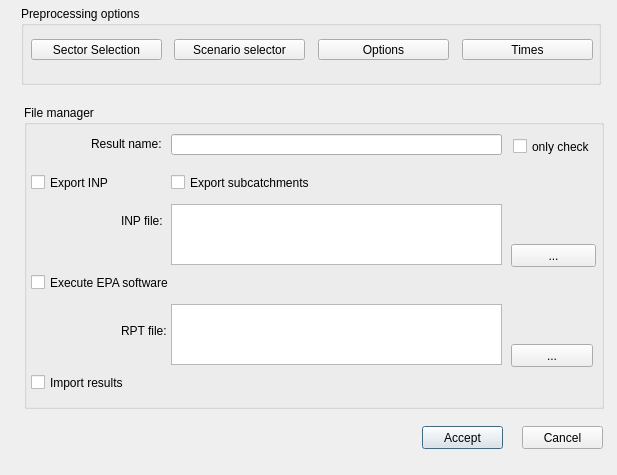
Old version of the form ui/file_manager.ui in the repository Giswater/giswater_qgis_plugin.
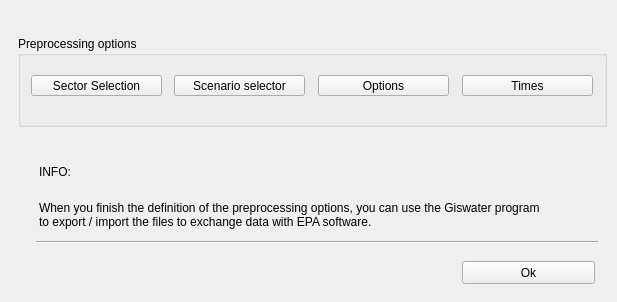
New version of the form.

Commit message: Changes in go2epa functionality

Diff of the .ui file:
```diff
--- a/ui/file_manager.ui
+++ b/ui/file_manager.ui
@@ -7,17 +7,23 @@
     <x>0</x>
     <y>0</y>
     <width>617</width>
-    <height>475</height>
+    <height>302</height>
    </rect>
   </property>
+  <property name="sizePolicy">
+   <sizepolicy hsizetype="Fixed" vsizetype="Fixed">
+    <horstretch>0</horstretch>
+    <verstretch>0</verstretch>
+   </sizepolicy>
+  </property>
   <property name="windowTitle">
    <string>File manager</string>
   </property>
   <widget class="QPushButton" name="btn_accept">
    <property name="geometry">
     <rect>
-     <x>422</x>
-     <y>426</y>
+     <x>642</x>
+     <y>588</y>
      <width>81</width>
      <height>23</height>
     </rect>
@@ -29,23 +35,23 @@
   <widget class="QPushButton" name="btn_cancel">
    <property name="geometry">
     <rect>
-     <x>522</x>
-     <y>426</y>
-     <width>81</width>
+     <x>462</x>
+     <y>261</y>
+     <width>133</width>
      <height>23</height>
     </rect>
    </property>
    <property name="text">
-    <string>Cancel</string>
+    <string>Ok</string>
    </property>
   </widget>
   <widget class="QGroupBox" name="groupBox">
    <property name="geometry">
     <rect>
-     <x>21</x>
-     <y>6</y>
-     <width>580</width>
-     <height>79</height>
+     <x>18</x>
+     <y>36</y>
+     <width>589</width>
+     <height>91</height>
     </rect>
    </property>
    <property name="title">
@@ -54,8 +60,8 @@
    <widget class="QPushButton" name="btn_times">
     <property name="geometry">
      <rect>
-      <x>441</x>
-      <y>33</y>
+      <x>444</x>
+      <y>39</y>
       <width>131</width>
       <height>21</height>
      </rect>
@@ -67,8 +73,8 @@
    <widget class="QPushButton" name="btn_hs_ds">
     <property name="geometry">
      <rect>
-      <x>153</x>
-      <y>33</y>
+      <x>156</x>
+      <y>39</y>
       <width>131</width>
       <height>21</height>
      </rect>
@@ -80,8 +86,8 @@
    <widget class="QPushButton" name="btn_sector_selection">
     <property name="geometry">
      <rect>
-      <x>10</x>
-      <y>33</y>
+      <x>13</x>
+      <y>39</y>
       <width>131</width>
       <height>21</height>
      </rect>
@@ -93,8 +99,8 @@
    <widget class="QPushButton" name="btn_options">
     <property name="geometry">
      <rect>
-      <x>297</x>
-      <y>33</y>
+      <x>300</x>
+      <y>39</y>
       <width>131</width>
       <height>21</height>
      </rect>
@@ -107,8 +113,8 @@
   <widget class="QGroupBox" name="groupBox_3">
    <property name="geometry">
     <rect>
-     <x>24</x>
-     <y>105</y>
+     <x>27</x>
+     <y>576</y>
      <width>580</width>
      <height>304</height>
     </rect>
@@ -280,6 +286,51 @@
     </property>
    </widget>
   </widget>
+  <widget class="QLabel" name="label_4">
+   <property name="geometry">
+    <rect>
+     <x>39</x>
+     <y>201</y>
+     <width>511</width>
+     <height>61</height>
+    </rect>
+   </property>
+   <property name="text">
+    <string>When you finish the definition of the preprocessing options, you can use the Giswater program to export / import the files to exchange data with EPA software.</string>
+   </property>
+   <property name="alignment">
+    <set>Qt::AlignLeading|Qt::AlignLeft|Qt::AlignTop</set>
+   </property>
+   <property name="wordWrap">
+    <bool>true</bool>
+   </property>
+  </widget>
+  <widget class="QLabel" name="label_5">
+   <property name="geometry">
+    <rect>
+     <x>39</x>
+     <y>162</y>
+     <width>81</width>
+     <height>20</height>
+    </rect>
+   </property>
+   <property name="text">
+    <string>INFO:</string>
+   </property>
+  </widget>
+  <widget class="Line" name="line">
+   <property name="geometry">
+    <rect>
+     <x>36</x>
+     <y>234</y>
+     <width>562</width>
+     <height>16</height>
+    </rect>
+   </property>
+   <property name="orientation">
+    <enum>Qt::Horizontal</enum>
+   </property>
+  </widget>
  </widget>
  <tabstops>
   <tabstop>btn_sector_selection</tabstop>
```
The commit also changes 1 other file.
